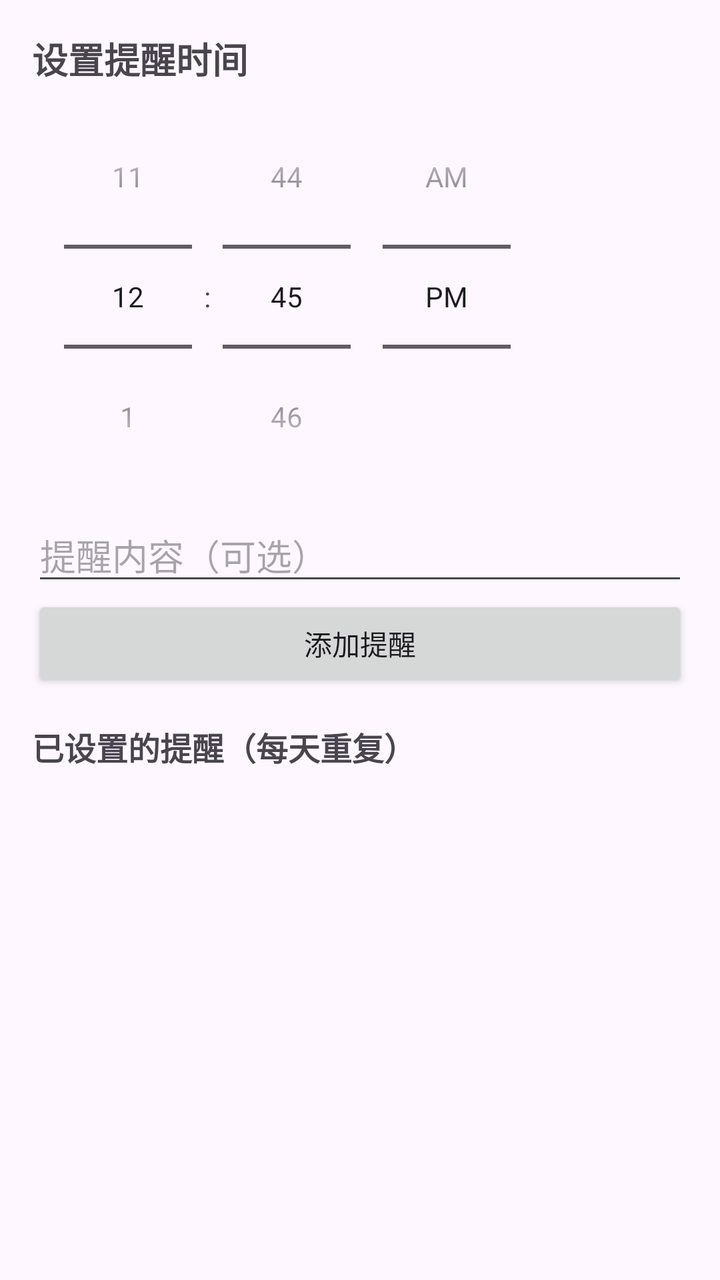
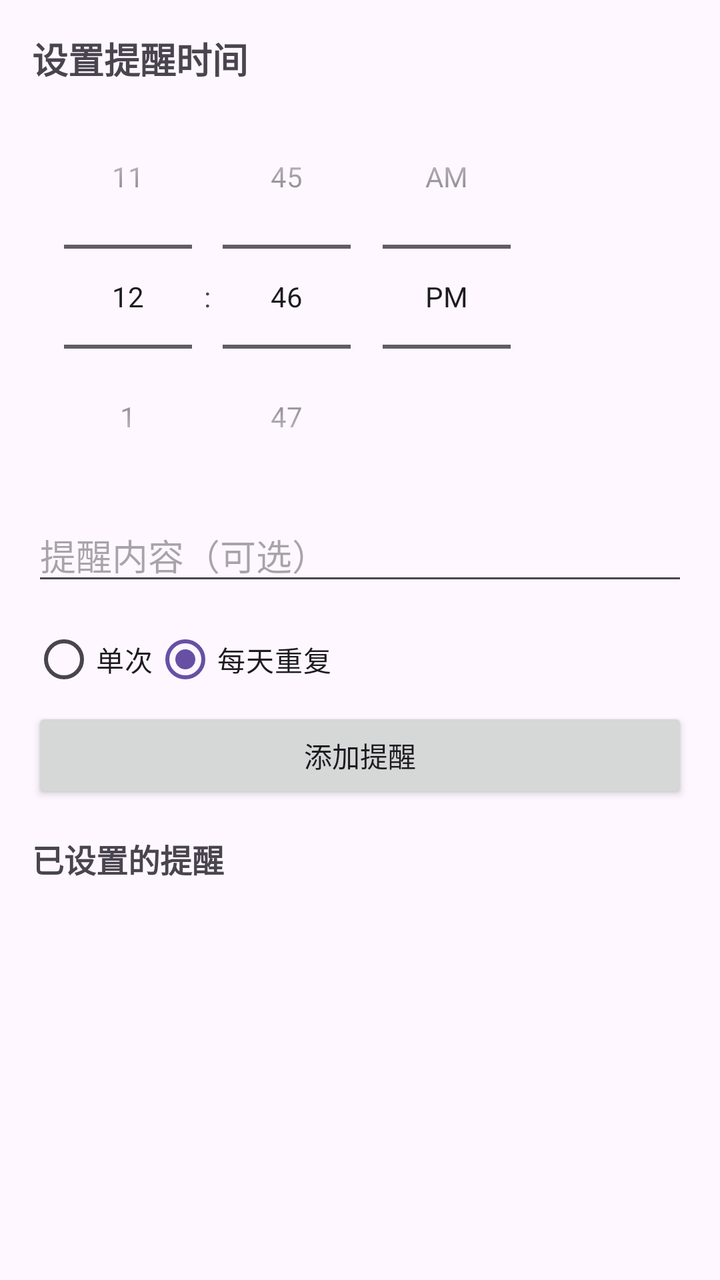

Screens rendered from an Android XML layout before and after an edit, with the pre-edit source and the edit as a unified diff.
<!-- AndroidManifest.xml: application theme Theme.ReminderApp -->
<!-- res/layout/activity_main.xml -->
<?xml version="1.0" encoding="utf-8"?>
<LinearLayout xmlns:android="http://schemas.android.com/apk/res/android"
    android:layout_width="match_parent"
    android:layout_height="match_parent"
    android:orientation="vertical"
    android:padding="16dp">

    <TextView
        android:layout_width="wrap_content"
        android:layout_height="wrap_content"
        android:text="设置提醒时间"
        android:textSize="18sp"
        android:textStyle="bold" />

    <TimePicker
        android:id="@+id/timePicker"
        android:layout_width="wrap_content"
        android:layout_height="wrap_content"
        android:timePickerMode="spinner" />

    <EditText
        android:id="@+id/etLabel"
        android:layout_width="match_parent"
        android:layout_height="wrap_content"
        android:hint="提醒内容（可选）"
        android:inputType="text" />

    <Button
        android:id="@+id/btnAdd"
        android:layout_width="match_parent"
        android:layout_height="wrap_content"
        android:text="添加提醒" />

    <TextView
        android:layout_width="wrap_content"
        android:layout_height="wrap_content"
        android:layout_marginTop="16dp"
        android:text="已设置的提醒（每天重复）"
        android:textSize="16sp"
        android:textStyle="bold" />

    <ScrollView
        android:layout_width="match_parent"
        android:layout_height="0dp"
        android:layout_weight="1">

        <LinearLayout
            android:id="@+id/reminderList"
            android:layout_width="match_parent"
            android:layout_height="wrap_content"
            android:orientation="vertical" />
    </ScrollView>
</LinearLayout>
<!-- resources referenced by this layout -->
<resources>
  <style name="Theme.ReminderApp" parent="Theme.Material3.DayNight.NoActionBar">
          <item name="colorPrimary">@color/purple_500</item>
          <item name="colorPrimaryDark">@color/purple_700</item>
          <item name="colorAccent">@color/teal_200</item>
      </style>
  <color name="purple_500">#6750A4</color>
  <color name="purple_700">#21005D</color>
  <color name="teal_200">#FF03DAC5</color>
</resources>

<!-- the commit's change to res/layout/activity_main.xml (unified diff, before → after) -->
@@ -25,6 +25,27 @@
         android:hint="提醒内容（可选）"
         android:inputType="text" />
 
+    <RadioGroup
+        android:id="@+id/rgRepeat"
+        android:layout_width="match_parent"
+        android:layout_height="wrap_content"
+        android:orientation="horizontal"
+        android:layout_marginTop="8dp">
+
+        <RadioButton
+            android:id="@+id/rbOnce"
+            android:layout_width="wrap_content"
+            android:layout_height="wrap_content"
+            android:text="单次" />
+
+        <RadioButton
+            android:id="@+id/rbDaily"
+            android:layout_width="wrap_content"
+            android:layout_height="wrap_content"
+            android:text="每天重复"
+            android:checked="true" />
+    </RadioGroup>
+
     <Button
         android:id="@+id/btnAdd"
         android:layout_width="match_parent"
@@ -35,7 +56,7 @@
         android:layout_width="wrap_content"
         android:layout_height="wrap_content"
         android:layout_marginTop="16dp"
-        android:text="已设置的提醒（每天重复）"
+        android:text="已设置的提醒"
         android:textSize="16sp"
         android:textStyle="bold" />
 
